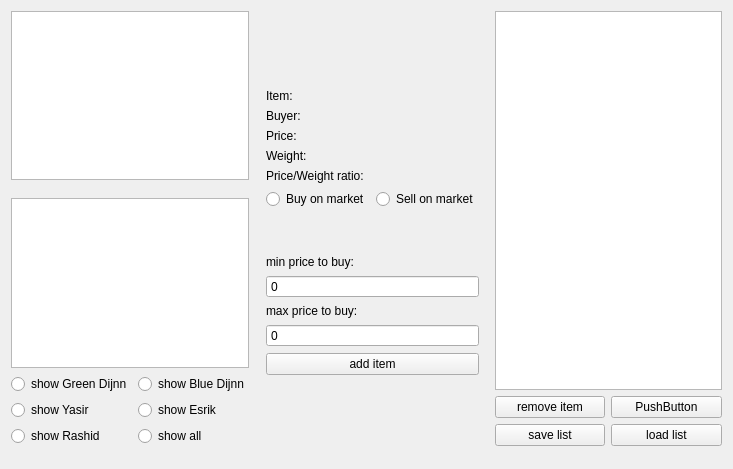
Before: the Qt Designer form sources/Market.ui in Groundy/CrackerJack, drawn with Qt 5.
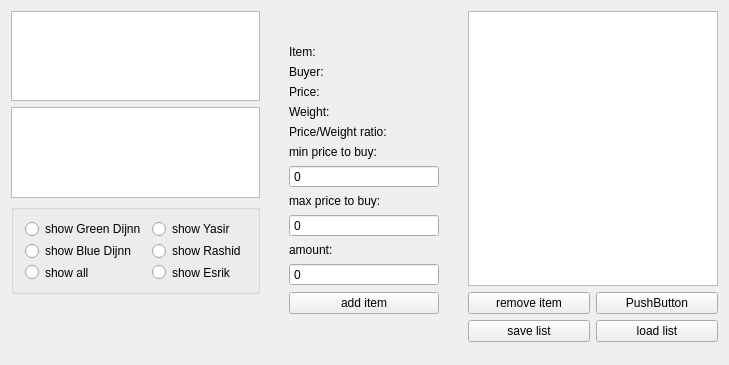
After: the same form once the commit is applied.

Commit message: kontynuacja prac nad klasą market, dodanie częściowej obsługi gui, dodanie itemy do pilku .json

```diff
--- a/sources/Market.ui
+++ b/sources/Market.ui
@@ -6,8 +6,8 @@
    <rect>
     <x>0</x>
     <y>0</y>
-    <width>733</width>
-    <height>469</height>
+    <width>729</width>
+    <height>365</height>
    </rect>
   </property>
   <property name="windowTitle">
@@ -18,29 +18,8 @@
     <layout class="QGridLayout" name="gridLayout">
      <item row="0" column="0">
       <layout class="QGridLayout" name="gridLayout_3">
-       <item row="6" column="1">
-        <widget class="QRadioButton" name="showItemsButton_Esrik">
-         <property name="text">
-          <string>show Esrik</string>
-         </property>
-        </widget>
-       </item>
-       <item row="7" column="1">
-        <widget class="QRadioButton" name="showItemsButton_All">
-         <property name="text">
-          <string>show all</string>
-         </property>
-        </widget>
-       </item>
-       <item row="6" column="0">
-        <widget class="QRadioButton" name="showItemsButton_Yasir">
-         <property name="text">
-          <string>show Yasir</string>
-         </property>
-        </widget>
-       </item>
-       <item row="1" column="2" rowspan="9">
-        <spacer name="horizontalSpacer">
+       <item row="1" column="5" rowspan="11">
+        <spacer name="horizontalSpacer_2">
          <property name="orientation">
           <enum>Qt::Horizontal</enum>
          </property>
@@ -52,10 +31,65 @@
          </property>
         </spacer>
        </item>
-       <item row="1" column="3" rowspan="8">
+       <item row="1" column="6" rowspan="9">
+        <layout class="QGridLayout" name="gridLayout_4">
+         <item row="1" column="0">
+          <widget class="QPushButton" name="pushButton">
+           <property name="text">
+            <string>remove item</string>
+           </property>
+          </widget>
+         </item>
+         <item row="2" column="0">
+          <widget class="QPushButton" name="pushButton_3">
+           <property name="text">
+            <string>save list</string>
+           </property>
+          </widget>
+         </item>
+         <item row="1" column="1">
+          <widget class="QPushButton" name="pushButton_2">
+           <property name="text">
+            <string>PushButton</string>
+           </property>
+          </widget>
+         </item>
+         <item row="0" column="0" colspan="2">
+          <widget class="QListWidget" name="listWidget">
+           <property name="minimumSize">
+            <size>
+             <width>250</width>
+             <height>0</height>
+            </size>
+           </property>
+           <property name="maximumSize">
+            <size>
+             <width>250</width>
+             <height>16777215</height>
+            </size>
+           </property>
+          </widget>
+         </item>
+         <item row="2" column="1">
+          <widget class="QPushButton" name="pushButton_4">
+           <property name="text">
+            <string>load list</string>
+           </property>
+          </widget>
+         </item>
+        </layout>
+       </item>
+       <item row="1" column="4" rowspan="10">
         <layout class="QGridLayout" name="gridLayout_5">
-         <item row="2" column="0" colspan="2">
-          <widget class="QLabel" name="buyerInfoLabel">
+         <item row="14" column="0" colspan="2">
+          <widget class="QPushButton" name="addItemButton">
+           <property name="text">
+            <string>add item</string>
+           </property>
+          </widget>
+         </item>
+         <item row="8" column="0" colspan="2">
+          <widget class="QLabel" name="minPriceLabel">
            <property name="maximumSize">
             <size>
              <width>16777215</width>
@@ -63,7 +97,7 @@
             </size>
            </property>
            <property name="text">
-            <string>Buyer: </string>
+            <string>min price to buy:</string>
            </property>
           </widget>
          </item>
@@ -80,60 +114,27 @@
            </property>
           </widget>
          </item>
+         <item row="12" column="0" colspan="2">
+          <widget class="QLabel" name="label">
+           <property name="text">
+            <string>amount: </string>
+           </property>
+          </widget>
+         </item>
          <item row="5" column="0" colspan="2">
           <widget class="QLabel" name="priceWeightRatioLabel">
+           <property name="minimumSize">
+            <size>
+             <width>150</width>
+             <height>0</height>
+            </size>
+           </property>
            <property name="text">
             <string>Price/Weight ratio:</string>
            </property>
           </widget>
          </item>
-         <item row="6" column="1">
-          <widget class="QRadioButton" name="sellOptionButton">
-           <property name="text">
-            <string>Sell on market</string>
-           </property>
-          </widget>
-         </item>
-         <item row="9" column="0" colspan="2">
-          <widget class="QLabel" name="minPriceLabel">
-           <property name="maximumSize">
-            <size>
-             <width>16777215</width>
-             <height>25</height>
-            </size>
-           </property>
-           <property name="text">
-            <string>min price to buy:</string>
-           </property>
-          </widget>
-         </item>
          <item row="11" column="0" colspan="2">
-          <widget class="QLabel" name="maxPriceLabel">
-           <property name="maximumSize">
-            <size>
-             <width>16777215</width>
-             <height>25</height>
-            </size>
-           </property>
-           <property name="text">
-            <string>max price to buy:</string>
-           </property>
-          </widget>
-         </item>
-         <item row="7" column="0" rowspan="2" colspan="2">
-          <spacer name="verticalSpacer_2">
-           <property name="orientation">
-            <enum>Qt::Vertical</enum>
-           </property>
-           <property name="sizeHint" stdset="0">
-            <size>
-             <width>20</width>
-             <height>40</height>
-            </size>
-           </property>
-          </spacer>
-         </item>
-         <item row="12" column="0" colspan="2">
           <widget class="QSpinBox" name="maxPriceValue">
            <property name="maximumSize">
             <size>
@@ -144,6 +145,22 @@
            <property name="buttonSymbols">
             <enum>QAbstractSpinBox::NoButtons</enum>
            </property>
+           <property name="maximum">
+            <number>999999999</number>
+           </property>
+          </widget>
+         </item>
+         <item row="2" column="0" colspan="2">
+          <widget class="QLabel" name="buyerInfoLabel">
+           <property name="maximumSize">
+            <size>
+             <width>16777215</width>
+             <height>25</height>
+            </size>
+           </property>
+           <property name="text">
+            <string>Buyer: </string>
+           </property>
           </widget>
          </item>
          <item row="4" column="0" colspan="2">
@@ -159,18 +176,44 @@
            </property>
           </widget>
          </item>
-         <item row="14" column="0" colspan="2">
-          <spacer name="verticalSpacer_3">
-           <property name="orientation">
-            <enum>Qt::Vertical</enum>
+         <item row="9" column="0" colspan="2">
+          <widget class="QSpinBox" name="minPriceValue">
+           <property name="maximumSize">
+            <size>
+             <width>16777215</width>
+             <height>25</height>
+            </size>
            </property>
-           <property name="sizeHint" stdset="0">
+           <property name="buttonSymbols">
+            <enum>QAbstractSpinBox::NoButtons</enum>
+           </property>
+           <property name="maximum">
+            <number>999999999</number>
+           </property>
+          </widget>
+         </item>
+         <item row="13" column="0" colspan="2">
+          <widget class="QSpinBox" name="amountValue">
+           <property name="buttonSymbols">
+            <enum>QAbstractSpinBox::NoButtons</enum>
+           </property>
+           <property name="maximum">
+            <number>999999999</number>
+           </property>
+          </widget>
+         </item>
+         <item row="10" column="0" colspan="2">
+          <widget class="QLabel" name="maxPriceLabel">
+           <property name="maximumSize">
             <size>
-             <width>20</width>
-             <height>40</height>
+             <width>16777215</width>
+             <height>25</height>
             </size>
            </property>
-          </spacer>
+           <property name="text">
+            <string>max price to buy:</string>
+           </property>
+          </widget>
          </item>
          <item row="1" column="0" colspan="2">
           <widget class="QLabel" name="itemNameInfoLabel">
@@ -185,14 +228,20 @@
            </property>
           </widget>
          </item>
-         <item row="6" column="0">
-          <widget class="QRadioButton" name="buyOptionButton">
-           <property name="text">
-            <string>Buy on market</string>
-           </property>
-          </widget>
-         </item>
          <item row="0" column="0" colspan="2">
+          <spacer name="verticalSpacer_2">
+           <property name="orientation">
+            <enum>Qt::Vertical</enum>
+           </property>
+           <property name="sizeHint" stdset="0">
+            <size>
+             <width>20</width>
+             <height>40</height>
+            </size>
+           </property>
+          </spacer>
+         </item>
+         <item row="15" column="0" colspan="2">
           <spacer name="verticalSpacer">
            <property name="orientation">
             <enum>Qt::Vertical</enum>
@@ -205,82 +254,10 @@
            </property>
           </spacer>
          </item>
-         <item row="10" column="0" colspan="2">
-          <widget class="QSpinBox" name="minPriceValue">
-           <property name="maximumSize">
-            <size>
-             <width>16777215</width>
-             <height>25</height>
-            </size>
-           </property>
-           <property name="buttonSymbols">
-            <enum>QAbstractSpinBox::NoButtons</enum>
-           </property>
-          </widget>
-         </item>
-         <item row="13" column="0" colspan="2">
-          <widget class="QPushButton" name="addItemButton">
-           <property name="text">
-            <string>add item</string>
-           </property>
-          </widget>
-         </item>
         </layout>
        </item>
-       <item row="5" column="1">
-        <widget class="QRadioButton" name="showItemsButton_Blue">
-         <property name="text">
-          <string>show Blue Dijnn</string>
-         </property>
-        </widget>
-       </item>
-       <item row="7" column="0">
-        <widget class="QRadioButton" name="showItemsButton_Rashid">
-         <property name="text">
-          <string>show Rashid</string>
-         </property>
-        </widget>
-       </item>
-       <item row="1" column="5" rowspan="7">
-        <layout class="QGridLayout" name="gridLayout_4">
-         <item row="1" column="0">
-          <widget class="QPushButton" name="pushButton">
-           <property name="text">
-            <string>remove item</string>
-           </property>
-          </widget>
-         </item>
-         <item row="2" column="0">
-          <widget class="QPushButton" name="pushButton_3">
-           <property name="text">
-            <string>save list</string>
-           </property>
-          </widget>
-         </item>
-         <item row="1" column="1">
-          <widget class="QPushButton" name="pushButton_2">
-           <property name="text">
-            <string>PushButton</string>
-           </property>
-          </widget>
-         </item>
-         <item row="0" column="0" colspan="2">
-          <widget class="QListWidget" name="listWidget"/>
-         </item>
-         <item row="2" column="1">
-          <widget class="QPushButton" name="pushButton_4">
-           <property name="text">
-            <string>load list</string>
-           </property>
-          </widget>
-         </item>
-        </layout>
-       </item>
-       <item row="1" column="0" colspan="2">
-        <widget class="QListWidget" name="categoriesWindow"/>
-       </item>
-       <item row="1" column="4" rowspan="9">
-        <spacer name="horizontalSpacer_2">
+       <item row="1" column="3" rowspan="11">
+        <spacer name="horizontalSpacer">
          <property name="orientation">
           <enum>Qt::Horizontal</enum>
          </property>
@@ -292,15 +269,72 @@
          </property>
         </spacer>
        </item>
-       <item row="5" column="0">
-        <widget class="QRadioButton" name="showItemsButton_Green">
-         <property name="text">
-          <string>show Green Dijnn</string>
-         </property>
-        </widget>
-       </item>
-       <item row="4" column="0" colspan="2">
-        <widget class="QListWidget" name="itemList"/>
+       <item row="1" column="2">
+        <layout class="QVBoxLayout" name="verticalLayout_2">
+         <item>
+          <widget class="QListWidget" name="categoriesWindow"/>
+         </item>
+         <item>
+          <widget class="QListWidget" name="itemList"/>
+         </item>
+         <item>
+          <widget class="QGroupBox" name="sellersRadioButtonBox">
+           <property name="minimumSize">
+            <size>
+             <width>0</width>
+             <height>90</height>
+            </size>
+           </property>
+           <property name="title">
+            <string/>
+           </property>
+           <layout class="QGridLayout" name="gridLayout_7">
+            <item row="2" column="1">
+             <widget class="QRadioButton" name="showItemsButton_All">
+              <property name="text">
+               <string>show all</string>
+              </property>
+             </widget>
+            </item>
+            <item row="0" column="1">
+             <widget class="QRadioButton" name="showItemsButton_Green">
+              <property name="text">
+               <string>show Green Dijnn</string>
+              </property>
+             </widget>
+            </item>
+            <item row="0" column="2">
+             <widget class="QRadioButton" name="showItemsButton_Yasir">
+              <property name="text">
+               <string>show Yasir</string>
+              </property>
+             </widget>
+            </item>
+            <item row="1" column="1">
+             <widget class="QRadioButton" name="showItemsButton_Blue">
+              <property name="text">
+               <string>show Blue Dijnn</string>
+              </property>
+             </widget>
+            </item>
+            <item row="1" column="2">
+             <widget class="QRadioButton" name="showItemsButton_Rashid">
+              <property name="text">
+               <string>show Rashid</string>
+              </property>
+             </widget>
+            </item>
+            <item row="2" column="2">
+             <widget class="QRadioButton" name="showItemsButton_Esrik">
+              <property name="text">
+               <string>show Esrik</string>
+              </property>
+             </widget>
+            </item>
+           </layout>
+          </widget>
+         </item>
+        </layout>
        </item>
       </layout>
      </item>
```
Left out of the diff: 153 changed lines with no effect on the pictures. The commit also changes 7 other files.
